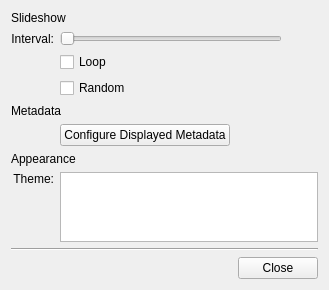
KDE/gwenview, file app/fullscreenconfigdialog.ui: the form before one commit.
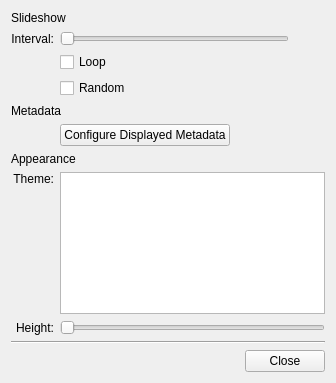
The form after the commit.

```diff
--- a/app/fullscreenconfigdialog.ui
+++ b/app/fullscreenconfigdialog.ui
@@ -5,8 +5,8 @@
    <rect>
     <x>0</x>
     <y>0</y>
-    <width>329</width>
-    <height>281</height>
+    <width>336</width>
+    <height>383</height>
    </rect>
   </property>
   <layout class="QGridLayout" name="gridLayout" >
@@ -137,7 +137,45 @@
    <item row="7" column="1" >
     <widget class="QListWidget" name="mThemeListWidget" />
    </item>
-   <item row="8" column="0" colspan="2" >
+   <item row="8" column="0" >
+    <widget class="QLabel" name="label_5" >
+     <property name="text" >
+      <string>Height:</string>
+     </property>
+     <property name="alignment" >
+      <set>Qt::AlignRight|Qt::AlignTrailing|Qt::AlignVCenter</set>
+     </property>
+    </widget>
+   </item>
+   <item row="8" column="1" >
+    <widget class="QSlider" name="mHeightSlider" >
+     <property name="sizePolicy" >
+      <sizepolicy vsizetype="Fixed" hsizetype="Expanding" >
+       <horstretch>0</horstretch>
+       <verstretch>0</verstretch>
+      </sizepolicy>
+     </property>
+     <property name="minimumSize" >
+      <size>
+       <width>204</width>
+       <height>0</height>
+      </size>
+     </property>
+     <property name="minimum" >
+      <number>70</number>
+     </property>
+     <property name="maximum" >
+      <number>256</number>
+     </property>
+     <property name="value" >
+      <number>70</number>
+     </property>
+     <property name="orientation" >
+      <enum>Qt::Horizontal</enum>
+     </property>
+    </widget>
+   </item>
+   <item row="9" column="0" colspan="2" >
     <widget class="Line" name="line" >
      <property name="minimumSize" >
       <size>
@@ -150,7 +188,7 @@
      </property>
     </widget>
    </item>
-   <item row="9" column="0" colspan="2" >
+   <item row="10" column="0" colspan="2" >
     <layout class="QHBoxLayout" name="horizontalLayout_2" >
      <item>
       <spacer name="horizontalSpacer" >
```
